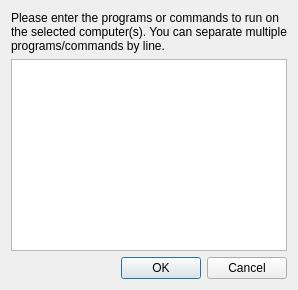
veyon/veyon, file plugins/desktopservices/RunProgramDialog.ui: the form before one commit.
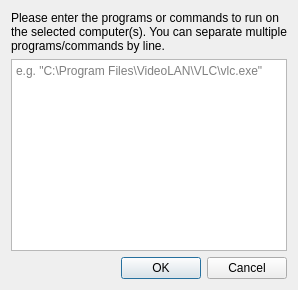
The form after the commit. Icons and pictures are not drawn.

Commit message: Plugins: DesktopServices: RunProgramDialog: add tooltip with example

```diff
--- a/plugins/desktopservices/RunProgramDialog.ui
+++ b/plugins/desktopservices/RunProgramDialog.ui
@@ -22,7 +22,11 @@
     </widget>
    </item>
    <item>
-    <widget class="QTextEdit" name="programInputTextEdit"/>
+    <widget class="QTextEdit" name="programInputTextEdit">
+     <property name="placeholderText">
+      <string>e.g. &quot;C:\Program Files\VideoLAN\VLC\vlc.exe&quot;</string>
+     </property>
+    </widget>
    </item>
    <item>
     <widget class="QDialogButtonBox" name="buttonBox">
```
